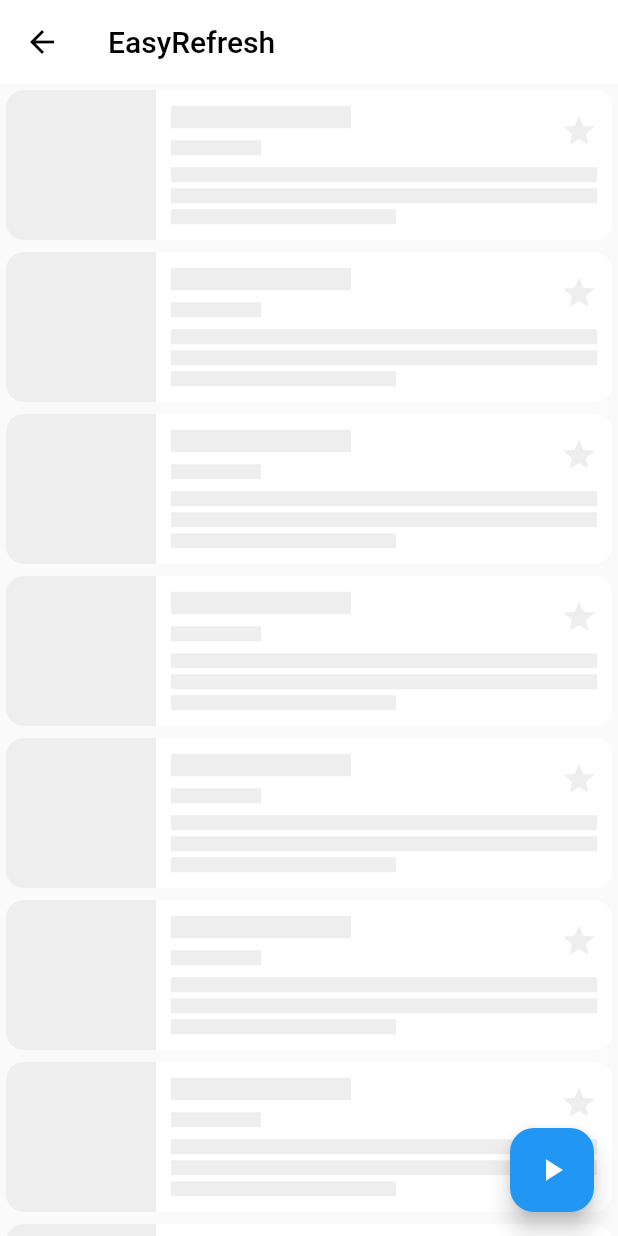
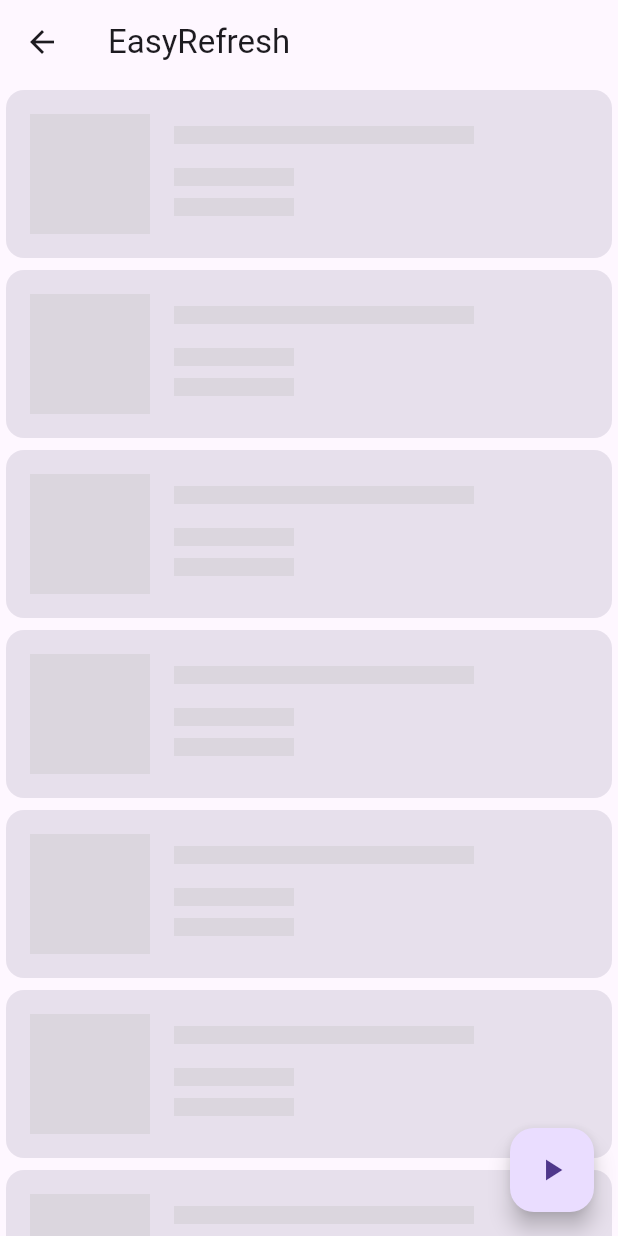
Before and after one commit to xuelongqy/flutter_easy_refresh, a Flutter app: the screen it shows after launch, after a tap on "Test", on a phone screen of 412 x 824 dp. Run offline on Flutter 3.47's test engine with Material 2 defaults, Android fonts, the phone set to English and light mode, and no system bars; our stand-ins replace convert, get.

Commit message:
feat: Theme change.

```diff
--- a/example/lib/main.dart
+++ b/example/lib/main.dart
@@ -25,12 +25,8 @@ class _MyAppState extends State<MyApp> {
   Widget build(BuildContext context) {
     return GetMaterialApp(
       title: 'EasyRefresh',
-      theme: ThemeData.light().copyWith(
-        useMaterial3: true,
-      ),
-      darkTheme: ThemeData.dark().copyWith(
-        useMaterial3: true,
-      ),
+      theme: ThemeModel.light,
+      darkTheme: ThemeModel.dark,
       home: const HomePage(),
       localizationsDelegates: const [
         GlobalCupertinoLocalizations.delegate,
--- a/example/lib/page/more/theme.dart
+++ b/example/lib/page/more/theme.dart
@@ -3,6 +3,126 @@ import 'dart:io';
 import 'package:example/widget/list_item.dart';
 import 'package:flutter/material.dart';
 import 'package:get/get.dart';
+
+class ThemeModel {
+  final String name;
+  final Color? color;
+  final ThemeMode? mode;
+  final IconData? icon;
+
+  const ThemeModel({
+    required this.name,
+    this.color,
+    this.mode,
+    this.icon,
+  });
+
+  static final light = ThemeData(
+    brightness: Brightness.light,
+    useMaterial3: true,
+  );
+
+  static final dark = ThemeData(
+    brightness: Brightness.dark,
+    useMaterial3: true,
+  );
+
+  static final themes = [
+    ThemeModel(
+      name: 'System',
+      mode: ThemeMode.system,
+      icon: Platform.isAndroid || Platform.isIOS
+          ? Icons.phone_android
+          : Icons.computer,
+    ),
+    const ThemeModel(
+      name: 'Light',
+      mode: ThemeMode.light,
+      icon: Icons.light_mode,
+    ),
+    const ThemeModel(
+      name: 'Dark',
+      mode: ThemeMode.dark,
+      icon: Icons.dark_mode,
+    ),
+    const ThemeModel(
+      name: 'Blue',
+      color: Colors.blue,
+    ),
+    const ThemeModel(
+      name: 'Green',
+      color: Colors.green,
+    ),
+    const ThemeModel(
+      name: 'Red',
+      color: Colors.red,
+    ),
+    const ThemeModel(
+      name: 'Pink',
+      color: Colors.pink,
+    ),
+    const ThemeModel(
+      name: 'Purple',
+      color: Colors.purple,
+    ),
+    const ThemeModel(
+      name: 'DeepPurple',
+      color: Colors.deepPurple,
+    ),
+    const ThemeModel(
+      name: 'Indigo',
+      color: Colors.indigo,
+    ),
+    const ThemeModel(
+      name: 'LightBlue',
+      color: Colors.lightBlue,
+    ),
+    const ThemeModel(
+      name: 'Cyan',
+      color: Colors.cyan,
+    ),
+    const ThemeModel(
+      name: 'Teal',
+      color: Colors.teal,
+    ),
+    const ThemeModel(
+      name: 'LightGreen',
+      color: Colors.lightGreen,
+    ),
+    const ThemeModel(
+      name: 'Lime',
+      color: Colors.lime,
+    ),
+    const ThemeModel(
+      name: 'Yellow',
+      color: Colors.yellow,
+    ),
+    const ThemeModel(
+      name: 'Amber',
+      color: Colors.amber,
+    ),
+    const ThemeModel(
+      name: 'Orange',
+      color: Colors.orange,
+    ),
+    const ThemeModel(
+      name: 'DeepOrange',
+      color: Colors.deepOrange,
+    ),
+    const ThemeModel(
+      name: 'Brown',
+      color: Colors.brown,
+    ),
+    const ThemeModel(
+      name: 'Grey',
+      color: Colors.grey,
+    ),
+    const ThemeModel(
+      name: 'BlueGrey',
+      color: Colors.blueGrey,
+    ),
+  ];
+}
 
 class ThemeController extends GetxController {
   static ThemeController get i => Get.find();
@@ -28,34 +148,38 @@ class _ThemePageState extends State<ThemePage> {
         ),
         body: ListView(
           children: [
+            for (final model in ThemeModel.themes)
               ListItem(
-              title: 'System',
-              icon: Platform.isAndroid || Platform.isIOS ? Icons.phone_android : Icons.computer,
+                title: model.name,
+                leading: model.icon == null
+                    ? Container(
+                        height: 24,
+                        width: 24,
+                        decoration: BoxDecoration(
+                          color: model.color,
+                          borderRadius:
+                              const BorderRadius.all(Radius.circular(12)),
+                        ),
+                      )
+                    : Icon(model.icon),
                 divider: false,
-              selected: theme == 'System',
+                selected: theme == model.name,
                 onTap: () {
-                ThemeController.i.theme.value = 'System';
-                Get.changeThemeMode(ThemeMode.system);
-              },
-            ),
-            ListItem(
-              title: 'Light',
-              icon: Icons.light_mode,
-              divider: false,
-              selected: theme == 'Light',
-              onTap: () {
-                ThemeController.i.theme.value = 'Light';
+                  if (model.mode != null) {
+                    Get.changeTheme(ThemeModel.dark);
+                    Get.changeTheme(ThemeModel.light);
+                    Get.changeThemeMode(model.mode!);
+                  } else if (model.color != null) {
+                    final themeData = ThemeData(
+                      brightness: Get.theme.brightness,
+                      colorSchemeSeed: model.color!,
+                      useMaterial3: true,
+                    );
+                    Get.changeTheme(themeData);
+                    // ??
                     Get.changeThemeMode(ThemeMode.light);
-              },
-            ),
-            ListItem(
-              title: 'Dark',
-              icon: Icons.dark_mode,
-              divider: false,
-              selected: theme == 'Dark',
-              onTap: () {
-                ThemeController.i.theme.value = 'Dark';
-                Get.changeThemeMode(ThemeMode.dark);
+                  }
+                  ThemeController.i.theme.value = model.name;
                 },
               ),
           ],
--- a/example/lib/page/sample/test.dart
+++ b/example/lib/page/sample/test.dart
@@ -1,6 +1,6 @@
 import 'dart:async';
 
-import 'package:example/widget/sample_list_item.dart';
+import 'package:example/widget/skeleton_item.dart';
 import 'package:flutter/material.dart';
 import 'package:flutter_easyrefresh/easy_refresh.dart';
 
@@ -109,11 +109,8 @@ class _TestPageState extends State<TestPage> {
             SliverList(
               delegate: SliverChildBuilderDelegate(
                 (context, index) {
-                  return SampleListItem(
+                  return SkeletonItem(
                     direction: _scrollDirection,
-                    width: _scrollDirection == Axis.vertical
-                        ? double.infinity
-                        : 200,
                   );
                 },
                 childCount: _count,
--- a/example/lib/widget/sample_list_item.dart
+++ /dev/null
@@ -1,183 +0,0 @@
-import 'package:flutter/material.dart';
-
-/// 简单列表项
-class SampleListItem extends StatelessWidget {
-  /// 方向
-  final Axis direction;
-
-  /// 宽度
-  final double width;
-
-  const SampleListItem({
-    Key? key,
-    this.direction = Axis.vertical,
-    this.width = double.infinity,
-  }) : super(key: key);
-
-  @override
-  Widget build(BuildContext context) {
-    return direction == Axis.vertical
-        ? Card(
-            clipBehavior: Clip.antiAlias,
-            elevation: 0,
-            child: Row(
-              children: <Widget>[
-                SizedBox(
-                  height: 100.0,
-                  child: AspectRatio(
-                    aspectRatio: 1.0,
-                    child: Container(
-                      color: Colors.grey[200],
-                    ),
-                  ),
-                ),
-                Expanded(
-                  flex: 1,
-                  child: Container(
-                      padding: const EdgeInsets.all(
-                        10.0,
-                      ),
-                      child: Column(
-                        children: <Widget>[
-                          Row(
-                            children: <Widget>[
-                              Column(
-                                crossAxisAlignment: CrossAxisAlignment.start,
-                                children: <Widget>[
-                                  Container(
-                                    width: 120.0,
-                                    height: 15.0,
-                                    color: Colors.grey[200],
-                                  ),
-                                  Container(
-                                    width: 60.0,
-                                    height: 10.0,
-                                    margin: const EdgeInsets.only(top: 8.0),
-                                    color: Colors.grey[200],
-                                  ),
-                                ],
-                              ),
-                              const Expanded(
-                                flex: 1,
-                                child: SizedBox(),
-                              ),
-                              Icon(
-                                Icons.star,
-                                color: Colors.grey[200],
-                              )
-                            ],
-                          ),
-                          const SizedBox(
-                            height: 8.0,
-                          ),
-                          Column(
-                            crossAxisAlignment: CrossAxisAlignment.start,
-                            children: <Widget>[
-                              Container(
-                                height: 10.0,
-                                color: Colors.grey[200],
-                              ),
-                              const SizedBox(
-                                height: 4.0,
-                              ),
-                              Container(
-                                height: 10.0,
-                                color: Colors.grey[200],
-                              ),
-                              const SizedBox(
-                                height: 4.0,
-                              ),
-                              Container(
-                                height: 10.0,
-                                width: 150.0,
-                                color: Colors.grey[200],
-                              ),
-                            ],
-                          ),
-                        ],
-                      )),
-                ),
-              ],
-            ),
-          )
-        : Card(
-            clipBehavior: Clip.antiAlias,
-            elevation: 0,
-            child: Container(
-              alignment: Alignment.center,
-              child: Column(
-                children: <Widget>[
-                  Container(
-                    height: 100.0,
-                    width: width,
-                    color: Colors.grey[200],
-                  ),
-                  Container(
-                    width: width,
-                    padding: const EdgeInsets.all(10.0),
-                    child: Column(
-                      children: <Widget>[
-                        Row(
-                          children: <Widget>[
-                            Column(
-                              crossAxisAlignment: CrossAxisAlignment.start,
-                              children: <Widget>[
-                                Container(
-                                  width: 80.0,
-                                  height: 15.0,
-                                  color: Colors.grey[200],
-                                ),
-                                Container(
-                                  width: 60.0,
-                                  height: 10.0,
-                                  margin: const EdgeInsets.only(top: 8.0),
-                                  color: Colors.grey[200],
-                                ),
-                              ],
-                            ),
-                            const Expanded(
-                              flex: 1,
-                              child: SizedBox(),
-                            ),
-                            Icon(
-                              Icons.star,
-                              color: Colors.grey[200],
-                            )
-                          ],
-                        ),
-                        const SizedBox(
-                          height: 8.0,
-                        ),
-                        Column(
-                          crossAxisAlignment: CrossAxisAlignment.start,
-                          children: <Widget>[
-                            Container(
-                              height: 10.0,
-                              color: Colors.grey[200],
-                            ),
-                            const SizedBox(
-                              height: 4.0,
-                            ),
-                            Container(
-                              height: 10.0,
-                              color: Colors.grey[200],
-                            ),
-                            const SizedBox(
-                              height: 4.0,
-                            ),
-                            Container(
-                              height: 10.0,
-                              width: 100.0,
-                              color: Colors.grey[200],
-                            ),
-                          ],
-                        ),
-                      ],
-                    ),
-                  ),
-                ],
-              ),
-            ),
-          );
-  }
-}
--- /dev/null
+++ b/example/lib/widget/skeleton_item.dart
@@ -0,0 +1,110 @@
+import 'package:flutter/material.dart';
+
+/// Skeleton list item.
+class SkeletonItem extends StatelessWidget {
+  /// Scrollable direction.
+  final Axis direction;
+
+  const SkeletonItem({
+    Key? key,
+    this.direction = Axis.vertical,
+  }) : super(key: key);
+
+  @override
+  Widget build(BuildContext context) {
+    if (direction == Axis.vertical) {
+      return Card(
+        elevation: 0,
+        color: Theme.of(context).colorScheme.surfaceVariant,
+        child: Padding(
+          padding: const EdgeInsets.all(16),
+          child: Row(
+            crossAxisAlignment: CrossAxisAlignment.start,
+            children: [
+              Container(
+                margin: const EdgeInsets.only(right: 16),
+                height: 80,
+                width: 80,
+                color: Theme.of(context).splashColor,
+              ),
+              Expanded(
+                child: Column(
+                  crossAxisAlignment: CrossAxisAlignment.start,
+                  children: [
+                    Container(
+                      margin: const EdgeInsets.only(top: 8, right: 24),
+                      height: 12,
+                      width: double.infinity,
+                      constraints: const BoxConstraints(
+                        maxWidth: 200,
+                      ),
+                      color: Theme.of(context).splashColor,
+                    ),
+                    Container(
+                      margin: const EdgeInsets.only(top: 16),
+                      height: 12,
+                      width: 80,
+                      color: Theme.of(context).splashColor,
+                    ),
+                    Container(
+                      margin: const EdgeInsets.only(top: 8),
+                      height: 12,
+                      width: 80,
+                      color: Theme.of(context).splashColor,
+                    ),
+                  ],
+                ),
+              ),
+            ],
+          ),
+        ),
+      );
+    }
+    return Card(
+      elevation: 0,
+      color: Theme.of(context).colorScheme.surfaceVariant,
+      child: Padding(
+        padding: const EdgeInsets.all(16),
+        child: Column(
+          crossAxisAlignment: CrossAxisAlignment.start,
+          children: [
+            Container(
+              margin: const EdgeInsets.only(bottom: 16),
+              height: 80,
+              width: 80,
+              color: Theme.of(context).splashColor,
+            ),
+            Expanded(
+              child: Row(
+                crossAxisAlignment: CrossAxisAlignment.start,
+                children: [
+                  Container(
+                    margin: const EdgeInsets.only(left: 8, bottom: 24),
+                    width: 12,
+                    height: double.infinity,
+                    constraints: const BoxConstraints(
+                      maxHeight: 200,
+                    ),
+                    color: Theme.of(context).splashColor,
+                  ),
+                  Container(
+                    margin: const EdgeInsets.only(left: 16),
+                    width: 12,
+                    height: 80,
+                    color: Theme.of(context).splashColor,
+                  ),
+                  Container(
+                    margin: const EdgeInsets.only(left: 8),
+                    width: 12,
+                    height: 80,
+                    color: Theme.of(context).splashColor,
+                  ),
+                ],
+              ),
+            ),
+          ],
+        ),
+      ),
+    );
+  }
+}
```
Also changed, not shown: example/lib/widget/list_item.dart (+8 -3 lines), 1 other file. Lines whose indentation alone changed are shown as unchanged.
